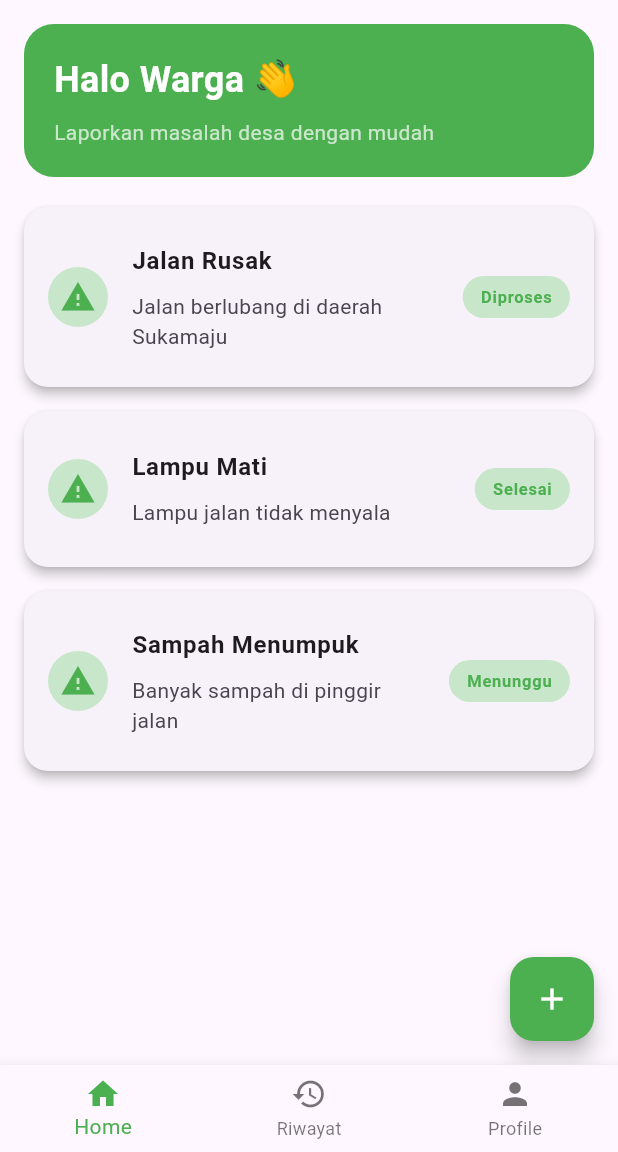
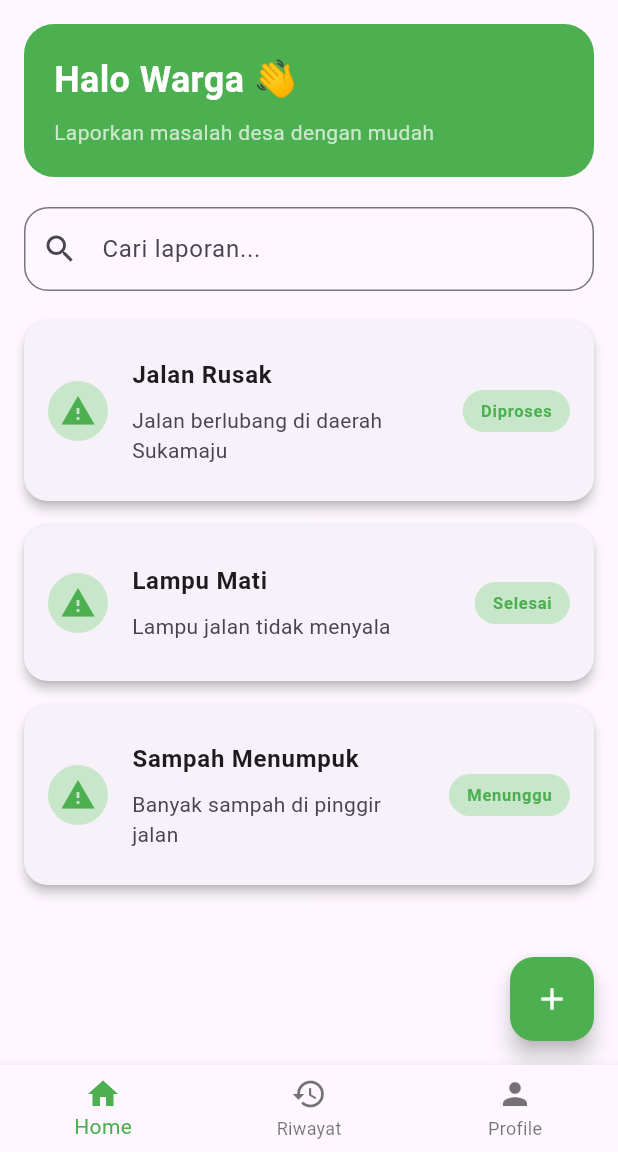
Before and after one commit to Erwingtw11/Lapor-Desa, a Flutter app: the screen it shows after launch, on a phone screen of 412 x 824 dp, the part 84-1236 px from its top. Run offline on Flutter 3.47's test engine with Material 3 defaults, Android fonts, the phone set to English and light mode, and no system bars.

Commit message:
feat: add search and detail navigation on home

```diff
--- a/user_app/lib/screens/home/home_page.dart
+++ b/user_app/lib/screens/home/home_page.dart
@@ -1,5 +1,3 @@
-import 'package:flutter/material.dart';
-import '../report/report_form_page.dart';
 import 'package:flutter/material.dart';
 import '../detail/detail_page.dart';
 import '../report/report_form_page.dart';
@@ -33,7 +31,6 @@ class HomePage extends StatelessWidget {
         backgroundColor: Colors.green,
         foregroundColor: Colors.white,
       ),
-
       body: Padding(
         padding: const EdgeInsets.all(16),
         child: Column(
@@ -67,13 +64,38 @@ class HomePage extends StatelessWidget {
 
             const SizedBox(height: 20),
 
+            TextField(
+              decoration: InputDecoration(
+                hintText: "Cari laporan...",
+                prefixIcon: const Icon(Icons.search),
+                border: OutlineInputBorder(
+                  borderRadius: BorderRadius.circular(16),
+                ),
+              ),
+            ),
+
+            const SizedBox(height: 20),
+
             Expanded(
               child: ListView.builder(
                 itemCount: laporan.length,
                 itemBuilder: (context, index) {
                   final item = laporan[index];
 
-                  return Card(
+                  return GestureDetector(
+                    onTap: () {
+                      Navigator.push(
+                        context,
+                        MaterialPageRoute(
+                          builder: (context) => DetailPage(
+                            title: item["title"],
+                            desc: item["desc"],
+                            status: item["status"],
+                          ),
+                        ),
+                      );
+                    },
+                    child: Card(
                       shape: RoundedRectangleBorder(
                         borderRadius: BorderRadius.circular(16),
                       ),
@@ -114,6 +136,7 @@ class HomePage extends StatelessWidget {
                           ),
                         ),
                       ),
+                    ),
                   );
                 },
               ),
@@ -121,7 +144,6 @@ class HomePage extends StatelessWidget {
           ],
         ),
       ),
-
       floatingActionButton: FloatingActionButton(
         backgroundColor: Colors.green,
         onPressed: () {
```
Lines whose indentation alone changed are shown as unchanged.
